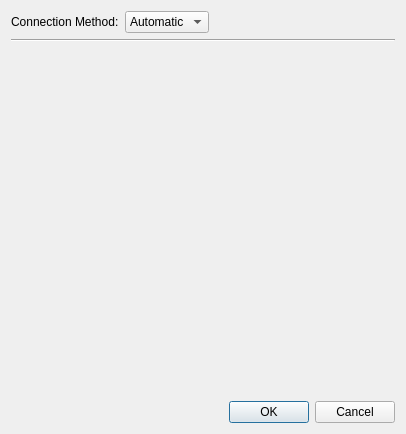
Qt form Swift/QtUI/QtConnectionSettings.ui (swift/swift) before a commit.
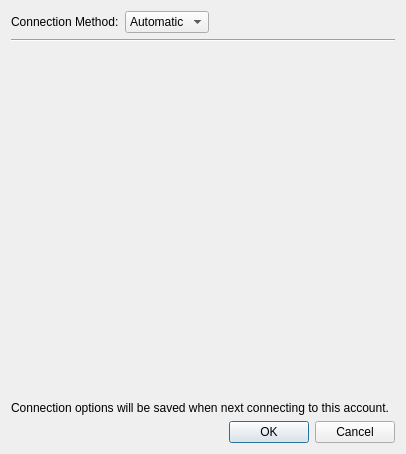
The same form after that commit.

Commit message:
Warn that connection settings aren't saved immediately.
Resolves: #1185

Diff of the .ui file:
```diff
--- a/Swift/QtUI/QtConnectionSettings.ui
+++ b/Swift/QtUI/QtConnectionSettings.ui
@@ -7,7 +7,7 @@
     <x>0</x>
     <y>0</y>
     <width>406</width>
-    <height>434</height>
+    <height>454</height>
    </rect>
   </property>
   <property name="windowTitle">
@@ -485,6 +485,16 @@
      </widget>
     </widget>
    </item>
+   <item>
+    <widget class="QLabel" name="label_3">
+     <property name="text">
+      <string>Connection options will be saved when next connecting to this account.</string>
+     </property>
+     <property name="wordWrap">
+      <bool>true</bool>
+     </property>
+    </widget>
+   </item>
    <item>
     <widget class="QDialogButtonBox" name="buttonBox">
      <property name="orientation">
```
